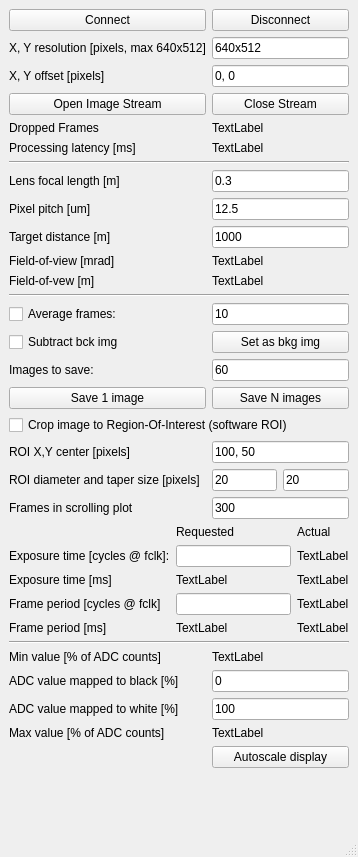
jddes/cameraprocess, file main.ui: the form before one commit.
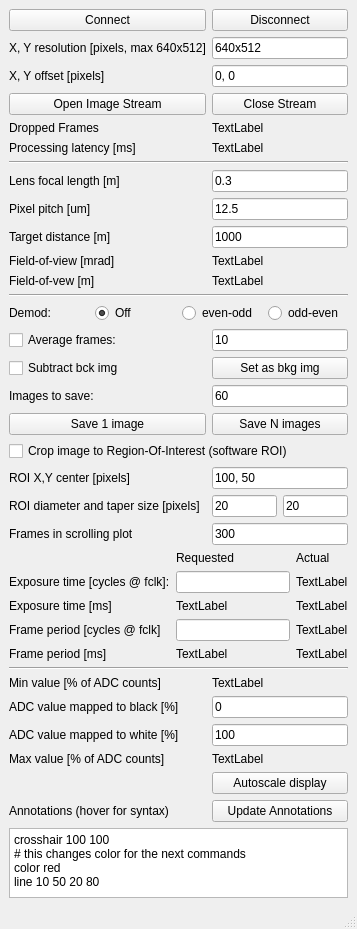
The form after the commit.

Patch:
```diff
--- a/main.ui
+++ b/main.ui
@@ -6,8 +6,8 @@
    <rect>
     <x>0</x>
     <y>0</y>
-    <width>358</width>
-    <height>857</height>
+    <width>357</width>
+    <height>904</height>
    </rect>
   </property>
   <property name="windowTitle">
@@ -17,14 +17,54 @@
    <layout class="QHBoxLayout" name="horizontalLayout">
     <item>
      <layout class="QGridLayout" name="gridLayout">
-      <item row="27" column="1">
+      <item row="34" column="0">
+       <spacer name="verticalSpacer">
+        <property name="orientation">
+         <enum>Qt::Vertical</enum>
+        </property>
+        <property name="sizeHint" stdset="0">
+         <size>
+          <width>20</width>
+          <height>40</height>
+         </size>
+        </property>
+       </spacer>
+      </item>
+      <item row="32" column="0">
+       <widget class="QLabel" name="label_23">
+        <property name="text">
+         <string>Annotations (hover for syntax)</string>
+        </property>
+       </widget>
+      </item>
+      <item row="32" column="1">
+       <widget class="QPushButton" name="btnCommitAnnotations">
+        <property name="text">
+         <string>Update Annotations</string>
+        </property>
+       </widget>
+      </item>
+      <item row="33" column="0" colspan="2">
+       <widget class="QPlainTextEdit" name="editAnnotations">
+        <property name="toolTip">
+         <string>&lt;html&gt;&lt;head/&gt;&lt;body&gt;&lt;p&gt;# comments start with a pound sign&lt;/p&gt;&lt;p&gt;crosshair x y [length]&lt;/p&gt;&lt;p&gt;circle x y diameter&lt;/p&gt;&lt;p&gt;line x1 y1 x2 y2 &lt;/p&gt;&lt;p&gt;color color_name&lt;/p&gt;&lt;p&gt;color r g b&lt;/p&gt;&lt;p&gt;colorname can be 'black, white, red, green, blue, yellow'&lt;/p&gt;&lt;/body&gt;&lt;/html&gt;</string>
+        </property>
+        <property name="plainText">
+         <string>crosshair 100 100
+# this changes color for the next commands
+color red
+line 10 50 20 80</string>
+        </property>
+       </widget>
+      </item>
+      <item row="28" column="1">
        <widget class="QLineEdit" name="editADCblack">
         <property name="text">
          <string>0</string>
         </property>
        </widget>
       </item>
-      <item row="22" column="1">
+      <item row="23" column="1">
        <layout class="QHBoxLayout" name="horizontalLayout_2">
         <item>
          <widget class="QLineEdit" name="editROIradius">
@@ -42,7 +82,7 @@
         </item>
        </layout>
       </item>
-      <item row="16" column="1">
+      <item row="17" column="1">
        <widget class="QLineEdit" name="editN">
         <property name="maximumSize">
          <size>
@@ -55,111 +95,98 @@
         </property>
        </widget>
       </item>
-      <item row="17" column="1">
+      <item row="18" column="1">
        <widget class="QPushButton" name="btnBck">
         <property name="text">
          <string>Set as bkg img</string>
         </property>
        </widget>
       </item>
-      <item row="16" column="0">
+      <item row="17" column="0">
        <widget class="QCheckBox" name="chkAvg">
         <property name="text">
          <string>Average frames:</string>
         </property>
        </widget>
       </item>
-      <item row="19" column="1">
+      <item row="20" column="1">
        <widget class="QPushButton" name="pushButton_3">
         <property name="text">
          <string>Save N images</string>
         </property>
        </widget>
       </item>
-      <item row="18" column="0">
+      <item row="19" column="0">
        <widget class="QLabel" name="label">
         <property name="text">
          <string>Images to save:</string>
         </property>
        </widget>
       </item>
-      <item row="17" column="0">
+      <item row="18" column="0">
        <widget class="QCheckBox" name="chkSubtract">
         <property name="text">
          <string>Subtract bck img</string>
         </property>
        </widget>
       </item>
-      <item row="22" column="0">
+      <item row="23" column="0">
        <widget class="QLabel" name="label_7">
         <property name="text">
          <string>ROI diameter and taper size [pixels]</string>
         </property>
        </widget>
       </item>
-      <item row="18" column="1">
+      <item row="19" column="1">
        <widget class="QLineEdit" name="lineEdit">
         <property name="text">
          <string>60</string>
         </property>
        </widget>
       </item>
-      <item row="19" column="0">
+      <item row="20" column="0">
        <widget class="QPushButton" name="pushButton_2">
         <property name="text">
          <string>Save 1 image</string>
         </property>
        </widget>
       </item>
-      <item row="20" column="0" colspan="2">
+      <item row="21" column="0" colspan="2">
        <widget class="QCheckBox" name="chkROI">
         <property name="text">
          <string>Crop image to Region-Of-Interest (software ROI)</string>
         </property>
        </widget>
       </item>
-      <item row="21" column="1">
+      <item row="22" column="1">
        <widget class="QLineEdit" name="editROIcenter">
         <property name="text">
          <string>100, 50</string>
         </property>
        </widget>
       </item>
-      <item row="23" column="1">
+      <item row="24" column="1">
        <widget class="QLineEdit" name="editFramesInScrolling">
         <property name="text">
          <string>300</string>
         </property>
        </widget>
       </item>
-      <item row="21" column="0">
+      <item row="22" column="0">
        <widget class="QLabel" name="label_6">
         <property name="text">
          <string>ROI X,Y center [pixels]</string>
         </property>
        </widget>
       </item>
-      <item row="23" column="0">
+      <item row="24" column="0">
        <widget class="QLabel" name="label_8">
         <property name="text">
          <string>Frames in scrolling plot</string>
         </property>
        </widget>
       </item>
-      <item row="31" column="1">
-       <spacer name="verticalSpacer">
-        <property name="orientation">
-         <enum>Qt::Vertical</enum>
-        </property>
-        <property name="sizeHint" stdset="0">
-         <size>
-          <width>20</width>
-          <height>40</height>
-         </size>
-        </property>
-       </spacer>
-      </item>
-      <item row="24" column="0" colspan="2">
+      <item row="25" column="0" colspan="2">
        <layout class="QGridLayout" name="gridLayout_2">
         <item row="2" column="2">
          <widget class="QLabel" name="lblExposureMSActual">
@@ -295,6 +322,13 @@
         </property>
        </widget>
       </item>
+      <item row="7" column="1">
+       <widget class="QLabel" name="lblProcessingLatency">
+        <property name="text">
+         <string>TextLabel</string>
+        </property>
+       </widget>
+      </item>
       <item row="4" column="1">
        <widget class="QLineEdit" name="editXYoffset">
         <property name="text">
@@ -323,6 +357,13 @@
         </property>
        </widget>
       </item>
+      <item row="7" column="0">
+       <widget class="QLabel" name="label_22">
+        <property name="text">
+         <string>Processing latency [ms]</string>
+        </property>
+       </widget>
+      </item>
       <item row="9" column="1">
        <widget class="QLineEdit" name="editFocalLength">
         <property name="text">
@@ -365,7 +406,7 @@
         </property>
        </widget>
       </item>
-      <item row="26" column="0">
+      <item row="27" column="0">
        <widget class="QLabel" name="label_16">
         <property name="text">
          <string>Min value [% of ADC counts]</string>
@@ -379,7 +420,7 @@
         </property>
        </widget>
       </item>
-      <item row="30" column="1">
+      <item row="31" column="1">
        <widget class="QPushButton" name="btnAutoscale">
         <property name="text">
          <string>Autoscale display</string>
@@ -400,7 +441,7 @@
         </property>
        </widget>
       </item>
-      <item row="27" column="0">
+      <item row="28" column="0">
        <widget class="QLabel" name="label_19">
         <property name="text">
          <string>ADC value mapped to black [%]</string>
@@ -428,61 +469,82 @@
         </property>
        </widget>
       </item>
-      <item row="29" column="0">
+      <item row="30" column="0">
        <widget class="QLabel" name="label_21">
         <property name="text">
          <string>Max value [% of ADC counts]</string>
         </property>
        </widget>
       </item>
-      <item row="25" column="0" colspan="2">
+      <item row="26" column="0" colspan="2">
        <widget class="Line" name="line_3">
         <property name="orientation">
          <enum>Qt::Horizontal</enum>
         </property>
        </widget>
       </item>
-      <item row="29" column="1">
+      <item row="30" column="1">
        <widget class="QLabel" name="lblMaxADC">
         <property name="text">
          <string>TextLabel</string>
         </property>
        </widget>
       </item>
-      <item row="28" column="1">
+      <item row="29" column="1">
        <widget class="QLineEdit" name="editADCwhite">
         <property name="text">
          <string>100</string>
         </property>
        </widget>
       </item>
-      <item row="28" column="0">
+      <item row="29" column="0">
        <widget class="QLabel" name="label_20">
         <property name="text">
          <string>ADC value mapped to white [%]</string>
         </property>
        </widget>
       </item>
-      <item row="26" column="1">
+      <item row="27" column="1">
        <widget class="QLabel" name="lblMinADC">
         <property name="text">
          <string>TextLabel</string>
         </property>
        </widget>
       </item>
-      <item row="7" column="0">
-       <widget class="QLabel" name="label_22">
-        <property name="text">
-         <string>Processing latency [ms]</string>
-        </property>
-       </widget>
-      </item>
-      <item row="7" column="1">
-       <widget class="QLabel" name="lblProcessingLatency">
-        <property name="text">
-         <string>TextLabel</string>
-        </property>
-       </widget>
+      <item row="16" column="0" colspan="2">
+       <layout class="QHBoxLayout" name="horizontalLayout_3">
+        <item>
+         <widget class="QLabel" name="label_24">
+          <property name="text">
+           <string>Demod:</string>
+          </property>
+         </widget>
+        </item>
+        <item>
+         <widget class="QRadioButton" name="radioDemodOff">
+          <property name="text">
+           <string>Off</string>
+          </property>
+          <property name="checked">
+           <bool>true</bool>
+          </property>
+         </widget>
+        </item>
+        <item>
+         <widget class="QRadioButton" name="radioDemodEven">
+          <property name="text">
+           <string>even-odd</string>
+          </property>
+         </widget>
+        </item>
+        <item>
+         <widget class="QRadioButton" name="radioDemodOdd">
+          <property name="text">
+           <string>odd-even</string>
+          </property>
+         </widget>
+        </item>
+       </layout>
       </item>
      </layout>
     </item>
```
